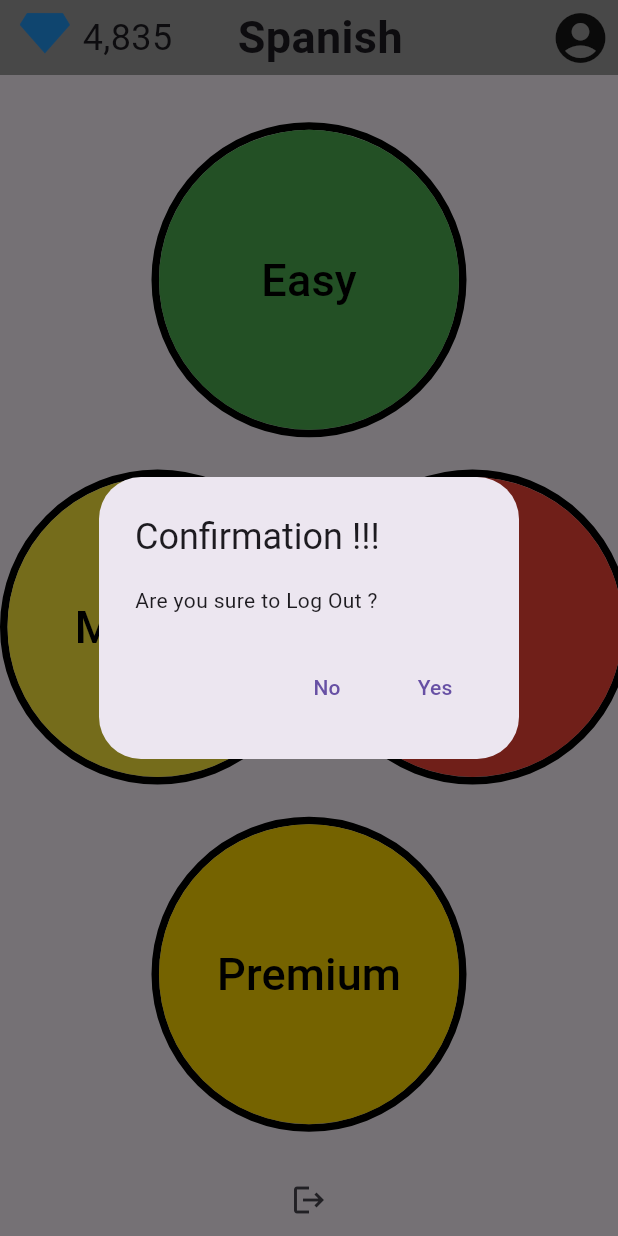
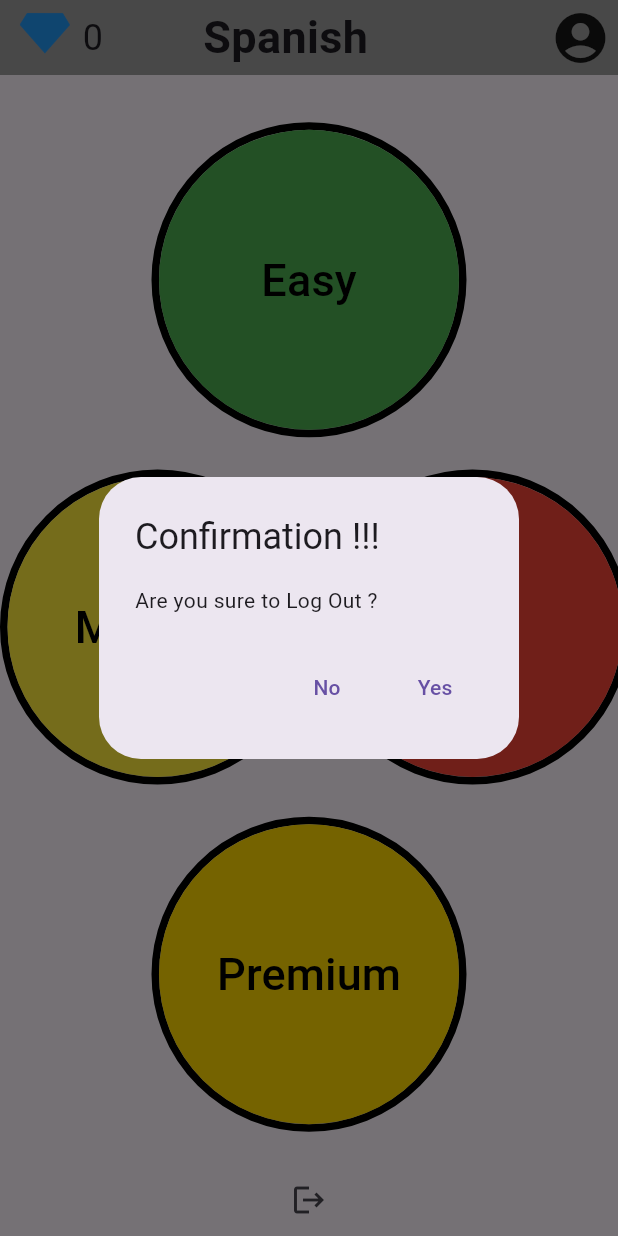
Before and after one commit to Yi-Terry/languageApp, a Flutter app: the MyHomePage screen opened directly, after a tap on the "logout" icon, on a phone screen of 412 x 824 dp. Run offline on Flutter 3.47's test engine with Material 3 defaults, Android fonts, the phone set to English and light mode, and no system bars; our stand-ins replace firebase_auth, firebase_core, firebase_database, fluttertoast; missing offline and left inert: firebase_ui_auth, ndialog; accounts and stored records are empty.

Commit message:
Fetching points to the homescreen

```diff
--- a/lib/collect_rewards.dart
+++ b/lib/collect_rewards.dart
@@ -24,7 +24,7 @@ class CollectRewardsPage extends StatelessWidget {
                   for (var i = 0; i < questions.length; i++)
                     ListTile (      // Each ListTile (scroll item) contains the question number and the points earned.
                       leading: Text("Question $i"),
-                      trailing: Text("ptCount"), //Correct question: 10 pts * difficulty multiplier. Incorrect question: 0 pts.
+                      trailing: const Text("ptCount"), //Correct question: 10 pts * difficulty multiplier. Incorrect question: 0 pts.
                     )
                 ],
               ),
--- a/lib/home_screen/my_home_page.dart
+++ b/lib/home_screen/my_home_page.dart
@@ -1,4 +1,6 @@
 import 'package:firebase_auth/firebase_auth.dart';
+import 'package:firebase_core/firebase_core.dart';
+import 'package:firebase_database/firebase_database.dart';
 import 'package:flutter/material.dart';
 import 'package:firebase_ui_auth/firebase_ui_auth.dart';
 import 'package:language_app/home_screen/color_button.dart';
@@ -17,6 +19,7 @@ class MyHomePage extends StatefulWidget {
     return _MyHomePageState();
   }
 }
+
 
 class _MyHomePageState extends State<MyHomePage>{
   List<String> selectedAnswer = [];
@@ -86,6 +89,28 @@ class _MyHomePageState extends State<MyHomePage>{
     //activeScreen = PremiumLevel(onSelectAnswer: chooseAnswerPremium);
   }
 
+//Firebase stuff
+final FirebaseAuth _auth = FirebaseAuth.instance;
+
+
+Future<User?> getCurrentUser() async{ //getting the current user
+  return _auth.currentUser;
+}
+
+Future<int> fetchUserPoints() async{ //getting user ponts
+  final User? currentUser = await getCurrentUser();
+  if(currentUser !=null){
+   final DatabaseReference ref = FirebaseDatabase.instance.ref(); //referencing database
+   final DatabaseEvent event = await ref.child('Users/${currentUser.uid}/points').once(); //going to the table to get this
+   final DataSnapshot snapshot = event.snapshot; //handling the data into a snapshot
+   if(snapshot.value != null){
+    return snapshot.value as int; //returning the value as an int
+   }
+  }
+  return 0; //otherwise return 0
+}
+
+
   @override
   Widget build(BuildContext context) {
     return Center(
@@ -95,29 +120,31 @@ class _MyHomePageState extends State<MyHomePage>{
             children: [
               Container(
                 color: Colors.grey,
-                child: const Row( //row for points, language name, profile @Chris Z
+                child: Row( //row for points, language name, profile @Chris Z
                 mainAxisAlignment: MainAxisAlignment.spaceBetween,
                 children: [
                   Row(
                     children: [
-                      SizedBox(width: 5,),
-                      ImageIcon(
+                      const SizedBox(width: 5,),
+                      const ImageIcon(
                         AssetImage('assets/images/points.png'),
                         size: 50,
                         color: Colors.blue,
                       ),
-                      Text('4,835', style: TextStyle(fontSize: 24)),
+                      // Text('4,835', style: TextStyle(fontSize: 24)),
+                      _buildPointsWidget(), //calling the widget here
                     ],
                   ),
 
-                  Padding(
+
+                 const Padding(
                     padding: EdgeInsets.only(right: 55.0), //shift spanish to left by padding to the right @Chris Z
                       child: Text(
                         'Spanish',
                           style: TextStyle(fontSize: 30, fontWeight: FontWeight.bold),
                                   ),
                         ),
-                  Row(
+                 const Row(
                     children: [
                       Icon(
                         Icons.account_circle,
@@ -232,15 +259,15 @@ class _MyHomePageState extends State<MyHomePage>{
 
             showDialog(context: context, builder: (ctx){
               return AlertDialog(
-                title: Text('Confirmation !!!'),
-                content: Text('Are you sure to Log Out ? '),
+                title: const Text('Confirmation !!!'),
+                content: const Text('Are you sure to Log Out ? '),
                 actions: [
 
                   TextButton(onPressed: (){
 
                     Navigator.of(ctx).pop();
 
-                  }, child: Text('No'),),
+                  }, child: const Text('No'),),
 
 
                   TextButton(onPressed: (){
@@ -249,10 +276,10 @@ class _MyHomePageState extends State<MyHomePage>{
                     FirebaseAuth.instance.signOut();
 
                     Navigator.of(context).pushReplacement(MaterialPageRoute(builder: (context){
-                      return  LoginScreen();
+                      return const LoginScreen();
                     }));
 
-                  }, child: Text('Yes'),),
+                  }, child: const Text('Yes'),),
 
                 ],
               );
@@ -265,4 +292,20 @@ class _MyHomePageState extends State<MyHomePage>{
       ),
     );
   }
+  Widget _buildPointsWidget(){ //widget to get points
+    return FutureBuilder<int>(
+      future: fetchUserPoints(), //runs this program
+      builder: (context, snapshot){
+        if(snapshot.connectionState == ConnectionState.waiting){ //loading snapshot of dat
+          return const Text('Loading...');
+        }else if(snapshot.hasError){ //error handling
+         return Text('Error: ${snapshot.error}');
+        }else{
+         final int userPoints = snapshot.data ?? 0; //getting snapshot of user data
+         return Text('$userPoints', style: const TextStyle(fontSize: 24), //displaying it
+         );
+        }
+      },
+      );
+  }
 }
--- a/lib/language_app.dart
+++ b/lib/language_app.dart
@@ -27,7 +27,7 @@ class _LanguageAppState extends State<LanguageApp>
   void switchScreen(){
     setState(() {
       // activeScreen = LoginScreen();
-      activeScreen = MyHomePage();
+      activeScreen = const MyHomePage();
     });
   }
 
--- a/lib/login_screen.dart
+++ b/lib/login_screen.dart
@@ -64,9 +64,12 @@ class _LoginScreenState extends State<LoginScreen> {
 
               progressDialog.show();
 
+              //tries to sign in with email and password
               try{
 
+                //connects to firebase
                 FirebaseAuth auth = FirebaseAuth.instance;
+
 
                 UserCredential userCredential = await auth.signInWithEmailAndPassword(email: email, password: password);
 
--- a/lib/signup_screen_test.dart
+++ b/lib/signup_screen_test.dart
@@ -123,15 +123,15 @@ class _SignUpScreenStateTest extends State<SignUpScreenTest> {
                       // store user information in Realtime database
                       DatabaseReference userRef = FirebaseDatabase.instance.ref().child( 'Users');
 
-                      String uid = userCredential.user!.uid;
+                      String uid = userCredential.user!.uid; //getting the current user ID
                       int dt = DateTime.now().millisecondsSinceEpoch;
 
                       await userRef.child(uid).set({
                         'fullName': fullName,
                         'email': email,
                         'uid': uid,
-                        'dt': dt,
-                        'profileImage': ''
+                        'points': 0,
+                        'parentPassword':''
 
                       });
 
```
